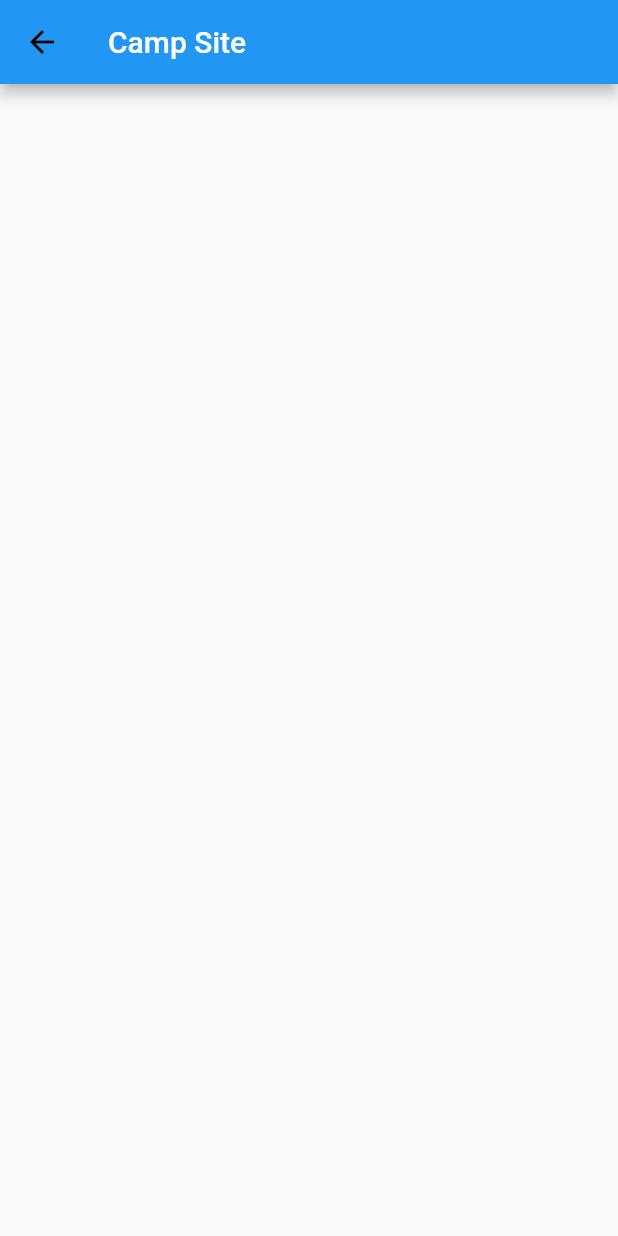
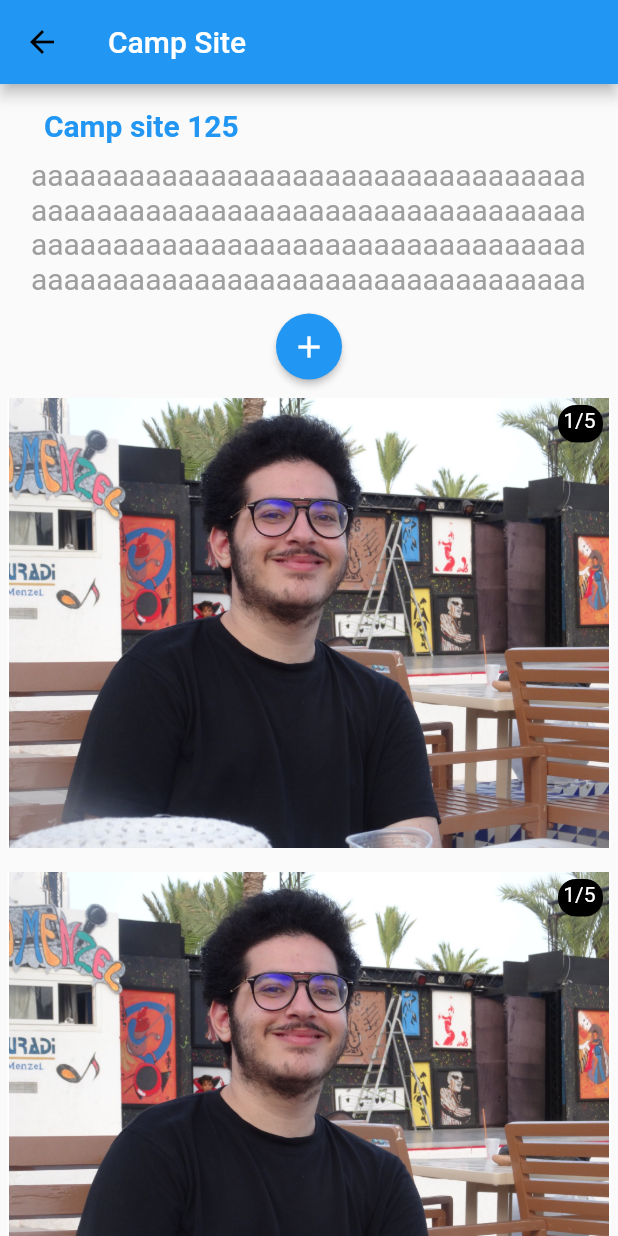
Before and after one commit to mohamedkhrouf/my-camp, a Flutter app: the CampSitePage screen opened directly, on a phone screen of 412 x 824 dp. Run offline on Flutter 3.47's test engine with Material 2 defaults, Android fonts, the phone set to English and light mode, and no system bars; drawn by our look-alikes of carousel_slider; our stand-ins replace flutter_map, latlong2.

Commit message:
bug fixed

```diff
--- a/lib/screens/campSitePage/mainScreen/campSitePage.dart
+++ b/lib/screens/campSitePage/mainScreen/campSitePage.dart
@@ -1,5 +1,6 @@
 import 'package:flutter/cupertino.dart';
 import 'package:flutter/material.dart';
+import 'package:my_camp/screens/campSitePage/widgets/widgets/post.dart';
 
 class CampSitePage extends StatefulWidget {
   @override
@@ -19,6 +20,69 @@ class _CampSitePage extends State<CampSitePage> {
           ),
         title: Text("Camp Site"),
       ),
+      body: SingleChildScrollView(
+        child: Column(
+          children: [
+            Container(
+              child: Row(
+                children: [
+
+                  Container(
+                    child: Column(
+                        mainAxisAlignment: MainAxisAlignment.start,
+                        crossAxisAlignment: CrossAxisAlignment.start,
+                      children: [
+                        Container(
+                          width: MediaQuery.of(context).size.width * 0.5,
+                          child: Text(
+                            "Camp site 125",
+                            style: TextStyle(
+                              fontSize: 20,
+                              color: Colors.blue,
+                              fontWeight: FontWeight.bold,
+                            ),
+                          ),
+                          margin: EdgeInsets.only(top: 16.0),
+                        ),
+
+                      ],
+                    ),
+                  ),
+                ],
+              ),
+              margin: EdgeInsets.only(
+                  left: MediaQuery.of(context).size.width * 0.071,
+                  ),
+            ),
+            Container(
+              child: Text(
+                'aaaaaaaaaaaaaaaaaaaaaaaaaaaaaaaaaaaaaaaaaaaaaaaaaaaaaaaaaaaaaaaaaaaaaaaaaaaaaaaaaaaaaaaaaaaaaaaaaaaaaaaaaaaaaaaaaaaaaaaaaaaaaaaaaaaaaaaa',
+                style: TextStyle(
+                  fontSize: 20,
+                  color: Colors.grey,
+                ),
+              ),
+              width: MediaQuery.of(context).size.width * 0.9,
+              margin: EdgeInsets.only(top: 10, bottom: 0),
+            ),
+            Container(child:ElevatedButton(
+              onPressed: () {},
+              child: Icon(Icons.add, color: Colors.white),
+              style: ElevatedButton.styleFrom(
+                shape: CircleBorder(),
+                padding: EdgeInsets.all(10),
+
+                primary: Colors.blue, // <-- Button color
+                onPrimary: Colors.red, // <-- Splash color
+              ),
+            ),
+              margin: EdgeInsets.all(10),
+            ),
+            PostPage(),
+            PostPage(),
+          ],
+        ),
+      ),
     );
   }
 }
--- /dev/null
+++ b/lib/screens/campSitePage/widgets/widgets/image.dart
@@ -0,0 +1,45 @@
+import 'package:carousel_slider/carousel_slider.dart';
+import 'package:flutter/cupertino.dart';
+import 'package:flutter/material.dart';
+import 'package:my_camp/screens/homePage/mainScreen/mapPage.dart';
+
+class ImagePage extends StatefulWidget {
+  final String url;
+
+  const ImagePage({Key key, this.url}) : super(key: key);
+  @override
+  _ImagePageState createState() => _ImagePageState();
+}
+
+class _ImagePageState extends State<ImagePage> {
+  @override
+  Widget build(BuildContext context) {
+    return Container(
+      width: MediaQuery.of(context).size.width,
+
+      margin: EdgeInsets.symmetric(horizontal: 5.0),
+      decoration: BoxDecoration(color: Colors.white),
+      child: Image.asset(
+        widget.url,
+        height: MediaQuery.of(context).size.width,
+        width: MediaQuery.of(context).size.width,
+        fit: BoxFit.fitHeight,
+      ),
+    );
+  }
+}
+
+/*  */
+
+/* Container(
+                width: MediaQuery.of(context).size.width,
+                height: 300,
+                margin: EdgeInsets.symmetric(horizontal: 5.0),
+                decoration: BoxDecoration(color: Colors.amber),
+                child:  Image.asset(
+                  'assets/mekki.jpg',
+                  height: MediaQuery.of(context).size.width,
+                  width: MediaQuery.of(context).size.width,
+                  fit: BoxFit.fitWidth,
+                ),
+              ); */
--- /dev/null
+++ b/lib/screens/campSitePage/widgets/widgets/post.dart
@@ -0,0 +1,66 @@
+import 'package:carousel_slider/carousel_slider.dart';
+import 'package:flutter/cupertino.dart';
+import 'package:flutter/material.dart';
+import 'package:my_camp/screens/campSitePage/widgets/widgets/image.dart';
+
+class PostPage extends StatefulWidget {
+  @override
+  _PostPageState createState() => _PostPageState();
+}
+
+class _PostPageState extends State<PostPage> {
+  var items = [1, 2, 3, 4, 5];
+  var ind = 1;
+  @override
+  Widget build(BuildContext context) {
+    return Container(
+      child: Stack(children: [
+        CarouselSlider(
+          options: CarouselOptions(
+            onPageChanged: (index, reason) {
+              setState(() {
+                ind = index + 1;
+              });
+            },
+            height: 300.0,
+            viewportFraction: 1,
+            enableInfiniteScroll: false,
+          ),
+          items: items.map((i) {
+            return Builder(
+              builder: (BuildContext context) {
+                return ImagePage(url: 'assets/mekki.jpg');
+              },
+            );
+          }).toList(),
+        ),
+        Positioned(
+            right: 10,
+            top: 5,
+            child: Stack(
+              children: [
+                Container(
+                  height: 25,
+                  width: 30,
+
+                  decoration: BoxDecoration(
+                    color: const Color.fromRGBO(0, 0, 0, 1),
+                    borderRadius: BorderRadius.circular(12),
+                  ),
+                ),
+                Container(
+                  child:Center(child: Text(
+                    ' $ind/${items.length}',
+                    style: TextStyle(color: Color.fromRGBO(255, 255, 255, 1)),
+                  )),
+                  margin: EdgeInsets.only(top: 2),
+                ),
+              ],
+            )),
+      ]),
+     margin: EdgeInsets.only(bottom:16),
+    );
+  }
+}
+
+/*  */
--- a/lib/screens/myEvents/widgets/event.dart
+++ b/lib/screens/myEvents/widgets/event.dart
@@ -23,7 +23,8 @@ class _Group extends State<Group> {
             MaterialPageRoute(builder: (context) => Discussion()),
           );
         },
-        child: Container(
+        child: Stack(children: [
+          Container(
             padding: EdgeInsets.only(left: 16.0, right: 16.0),
             margin: EdgeInsets.only(bottom: 30.0),
             child: Row(
@@ -54,15 +55,18 @@ class _Group extends State<Group> {
                         ),
                       ],
                     )),
-              Expanded(
+
+              ],
+            ),
+          ),
+          Positioned(
+              right: 10,
+              bottom: 20,
               child: Container(
                 margin: EdgeInsets.only(top: 30),
                 child: Text("Pending..."),
-                      alignment: Alignment.bottomRight,
               )
           )
-            ],
-          ),
-        ));
+        ],));
   }
 }
```
Lines whose indentation alone changed are shown as unchanged.
